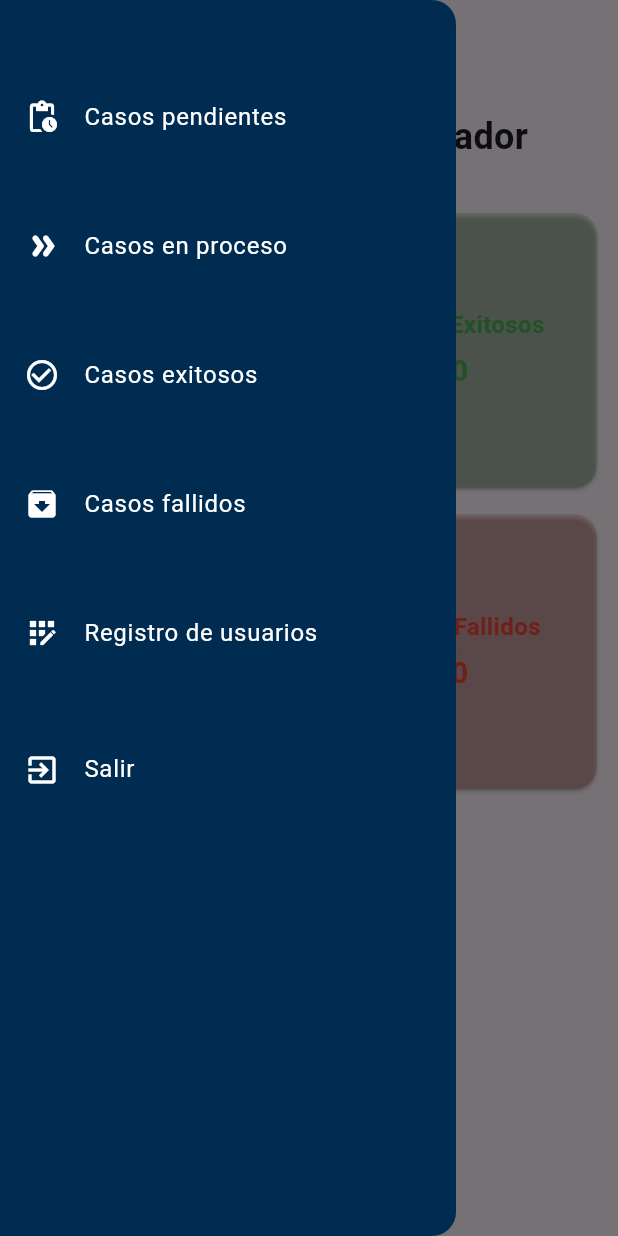
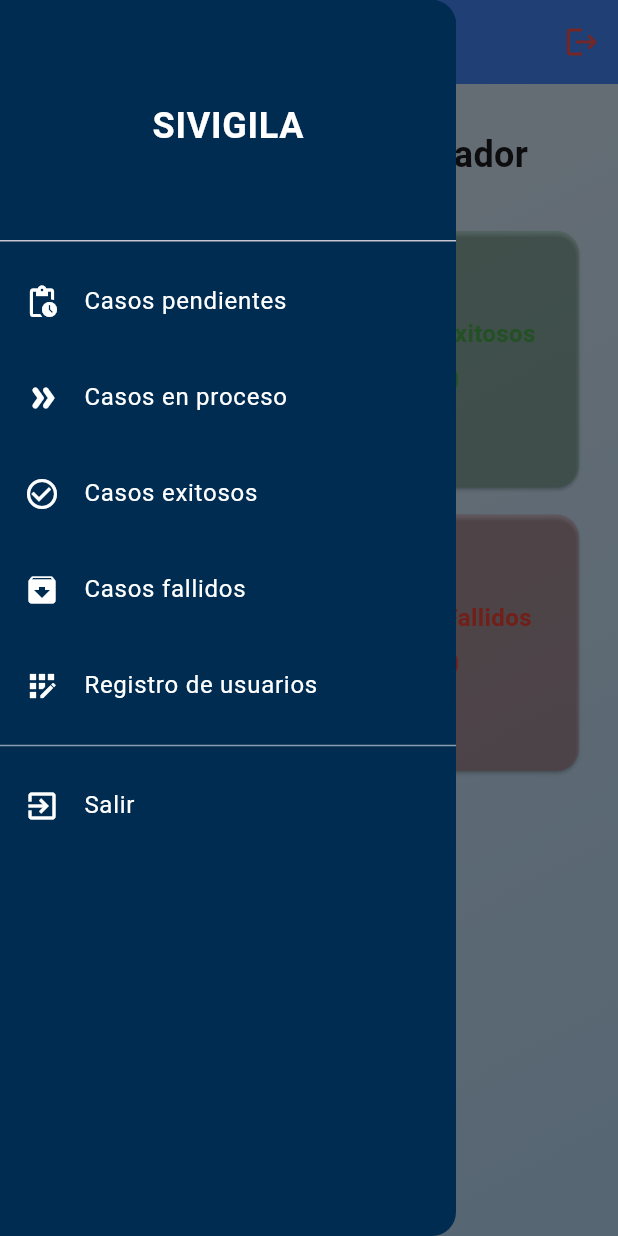
Before and after one commit to QCarlos-02/Sivigila, a Flutter app: the Pagina02 screen opened directly, in the side drawer, after a tap on the "menu" icon, on a phone screen of 412 x 824 dp. Run offline on Flutter 3.47's test engine with Material 3 defaults, Android fonts, the phone set to English and light mode, and no system bars; our stand-ins replace cloud_firestore, firebase_auth, firebase_core, get, get_storage; accounts and stored records are empty.

Commit message:
Hagan esto responsivo para editar bien

```diff
--- a/lib/Admin/Widgets/Drawer.dart
+++ b/lib/Admin/Widgets/Drawer.dart
@@ -10,97 +10,119 @@ import 'package:sivigila/Pagina/login_page.dart';
 
 Widget drawer(BuildContext context) {
   ControlUserAuth cua = Get.find();
+  final double screenWidth = MediaQuery.of(context).size.width;
+  final bool isMobile = screenWidth < 600;
+
   return Drawer(
     backgroundColor: const Color.fromARGB(255, 0, 44, 81),
-    child: Column(
+    child: ListView(
+      padding: EdgeInsets.zero,
       children: [
-        const Padding(padding: EdgeInsets.symmetric(vertical: 25)),
-        ListTile(
-          leading: const Icon(
-            Icons.pending_actions_outlined,
-            color: Colors.white,
+        DrawerHeader(
+          decoration: const BoxDecoration(
+            color: Color.fromARGB(255, 0, 44, 81),
           ),
-          title: const Text(
-            "Casos pendientes",
-            style: TextStyle(color: Colors.white),
+          child: Center(
+            child: Text(
+              'SIVIGILA',
+              style: TextStyle(
+                color: Colors.white,
+                fontSize: isMobile ? 24 : 28,
+                fontWeight: FontWeight.bold,
+              ),
+            ),
           ),
+        ),
+        _buildDrawerItem(
+          context,
+          icon: Icons.pending_actions_outlined,
+          text: "Casos pendientes",
           onTap: () {
             Navigator.push(
-                context,
-                MaterialPageRoute(
-                    builder: (context) => const Casospendientes()));
+              context,
+              MaterialPageRoute(builder: (context) => const Casospendientes()),
+            );
           },
         ),
-        const Padding(padding: EdgeInsets.symmetric(vertical: 15)),
-        ListTile(
-          leading: const Icon(
-            Icons.double_arrow_rounded,
-            color: Colors.white,
-          ),
-          title: const Text("Casos en proceso",
-              style: TextStyle(color: Colors.white)),
+        _buildDrawerItem(
+          context,
+          icon: Icons.double_arrow_rounded,
+          text: "Casos en proceso",
           onTap: () {
             Navigator.push(
-                context,
-                MaterialPageRoute(
-                    builder: (context) => const Casosenproceso()));
+              context,
+              MaterialPageRoute(builder: (context) => const Casosenproceso()),
+            );
           },
         ),
-        const Padding(padding: EdgeInsets.symmetric(vertical: 15)),
-        ListTile(
-          leading: const Icon(
-            Icons.check_circle_outline,
-            color: Colors.white,
-          ),
-          title: const Text("Casos exitosos",
-              style: TextStyle(color: Colors.white)),
+        _buildDrawerItem(
+          context,
+          icon: Icons.check_circle_outline,
+          text: "Casos exitosos",
           onTap: () {
-            Navigator.push(context,
-                MaterialPageRoute(builder: (context) => const Casosexitosos()));
+            Navigator.push(
+              context,
+              MaterialPageRoute(builder: (context) => const Casosexitosos()),
+            );
           },
         ),
-        const Padding(padding: EdgeInsets.symmetric(vertical: 15)),
-        ListTile(
-          leading: const Icon(
-            Icons.archive,
-            color: Colors.white,
-          ),
-          title: const Text("Casos fallidos",
-              style: TextStyle(color: Colors.white)),
+        _buildDrawerItem(
+          context,
+          icon: Icons.archive,
+          text: "Casos fallidos",
           onTap: () {
-            Navigator.push(context,
-                MaterialPageRoute(builder: (context) => const Casosfallidos()));
+            Navigator.push(
+              context,
+              MaterialPageRoute(builder: (context) => const Casosfallidos()),
+            );
           },
         ),
-        const Padding(padding: EdgeInsets.symmetric(vertical: 15)),
-        ListTile(
-          leading: const Icon(
-            Icons.app_registration,
-            color: Colors.white,
-          ),
-          title: const Text("Registro de usuarios",
-              style: TextStyle(color: Colors.white)),
+        _buildDrawerItem(
+          context,
+          icon: Icons.app_registration,
+          text: "Registro de usuarios",
           onTap: () {
-            Navigator.push(context,
-                MaterialPageRoute(builder: (context) => const Registro()));
+            Navigator.push(
+              context,
+              MaterialPageRoute(builder: (context) => const Registro()),
+            );
           },
         ),
-        const SizedBox(
-          height: 35,
-        ),
-        ListTile(
-          leading: const Icon(
-            Icons.exit_to_app,
-            color: Colors.white,
-          ),
-          title: const Text("Salir", style: TextStyle(color: Colors.white)),
+        const Divider(color: Colors.white54),
+        _buildDrawerItem(
+          context,
+          icon: Icons.exit_to_app,
+          text: "Salir",
           onTap: () {
             cua.cerrarSesion();
-            Navigator.push(context,
-                MaterialPageRoute(builder: (context) => const LoginPage()));
+            Navigator.pushReplacement(
+              context,
+              MaterialPageRoute(builder: (context) => const LoginPage()),
+            );
           },
         ),
       ],
     ),
   );
 }
+
+Widget _buildDrawerItem(BuildContext context,
+    {required IconData icon, required String text, required Function() onTap}) {
+  final double screenWidth = MediaQuery.of(context).size.width;
+  final bool isMobile = screenWidth < 600;
+
+  return Padding(
+    padding: const EdgeInsets.symmetric(vertical: 4.0),
+    child: ListTile(
+      leading: Icon(icon, color: Colors.white, size: isMobile ? 24 : 28),
+      title: Text(
+        text,
+        style: TextStyle(
+          color: Colors.white,
+          fontSize: isMobile ? 16 : 18,
+        ),
+      ),
+      onTap: onTap,
+    ),
+  );
+}
--- a/lib/Admin/pages/InicioAdmin.dart
+++ b/lib/Admin/pages/InicioAdmin.dart
@@ -13,34 +13,105 @@ class Pagina02 extends StatefulWidget {
 
 class _Pagina02State extends State<Pagina02> {
   late final GlobalKey<ScaffoldState> _scaffoldKey;
-  Reportecontroller reportecontroller = Reportecontroller();
+  final Reportecontroller reportecontroller = Reportecontroller();
   final FirebaseAuth _auth = FirebaseAuth.instance;
 
   @override
   void initState() {
-    // TODO: implement initState
     super.initState();
     _scaffoldKey = GlobalKey<ScaffoldState>();
     reportecontroller.consultarReportesgeneral();
-    print(
-        "Correo: ${_auth.currentUser!.email}, Uid: ${_auth.currentUser!.uid}");
+    print("Correo: ${_auth.currentUser!.email}, Uid: ${_auth.currentUser!.uid}");
   }
 
   @override
   Widget build(BuildContext context) {
+    // Obtiene el ancho de la pantalla
+    final double screenWidth = MediaQuery.of(context).size.width;
+    final bool isMobile = screenWidth < 600;
+
     return Scaffold(
       key: _scaffoldKey,
       appBar: AppBar(
+        backgroundColor: Colors.blueAccent,
         leading: IconButton(
-            onPressed: () {
-              _scaffoldKey.currentState?.openDrawer();
+          icon: const Icon(Icons.menu, color: Colors.white),
+          onPressed: () {
+            _scaffoldKey.currentState?.openDrawer();
+          },
+          iconSize: isMobile ? 24 : 30,
+        ),
+        title: Row(
+          children: [
+            Image.asset(
+              'assets/logo_left.png',
+              height: isMobile ? 24 : 30,
+            ),
+            const SizedBox(width: 10),
+            Text(
+              'Dashboard',
+              style: TextStyle(
+                fontWeight: FontWeight.bold,
+                fontSize: isMobile ? 18 : 24, // Tamaño de fuente adaptativo
+                color: Colors.white,
+              ),
+            ),
+          ],
+        ),
+        actions: [
+          IconButton(
+            icon: const Icon(Icons.logout, color: Colors.redAccent),
+            tooltip: 'Cerrar sesión',
+            onPressed: () async {
+              bool shouldLogout = await _showLogoutConfirmationDialog(context);
+              if (shouldLogout) {
+                await _auth.signOut();
+                Navigator.pushReplacementNamed(context, '/');
+              }
             },
-            icon: const Icon(Icons.menu)),
+            iconSize: isMobile ? 24 : 30, // Tamaño del ícono de cierre de sesión
+          ),
+        ],
       ),
       drawer: drawer(context),
       body: Container(
-        child: DashboardWidget(),
+        decoration: BoxDecoration(
+          gradient: LinearGradient(
+            colors: [Colors.blue.shade50, Colors.blue.shade100],
+            begin: Alignment.topLeft,
+            end: Alignment.bottomRight,
+          ),
+        ),
+        child: Padding(
+          padding: EdgeInsets.all(isMobile ? 12.0 : 24.0),
+          child: DashboardWidget(),
+        ),
       ),
     );
   }
+
+  Future<bool> _showLogoutConfirmationDialog(BuildContext context) async {
+    return await showDialog(
+      context: context,
+      builder: (BuildContext context) {
+        return AlertDialog(
+          title: const Text(
+            'Confirmación',
+            style: TextStyle(color: Colors.blueAccent),
+          ),
+          content: const Text('¿Está seguro de que desea cerrar sesión?'),
+          actions: [
+            TextButton(
+              onPressed: () => Navigator.of(context).pop(false),
+              child: const Text('Cancelar', style: TextStyle(color: Colors.grey)),
+            ),
+            TextButton(
+              onPressed: () => Navigator.of(context).pop(true),
+              child: const Text('Cerrar sesión', style: TextStyle(color: Colors.redAccent)),
+            ),
+          ],
+        );
+      },
+    );
+  }
 }
```
Also changed, not shown: lib/Admin/pages/DetallesReportes.dart (+119 -75 lines).
